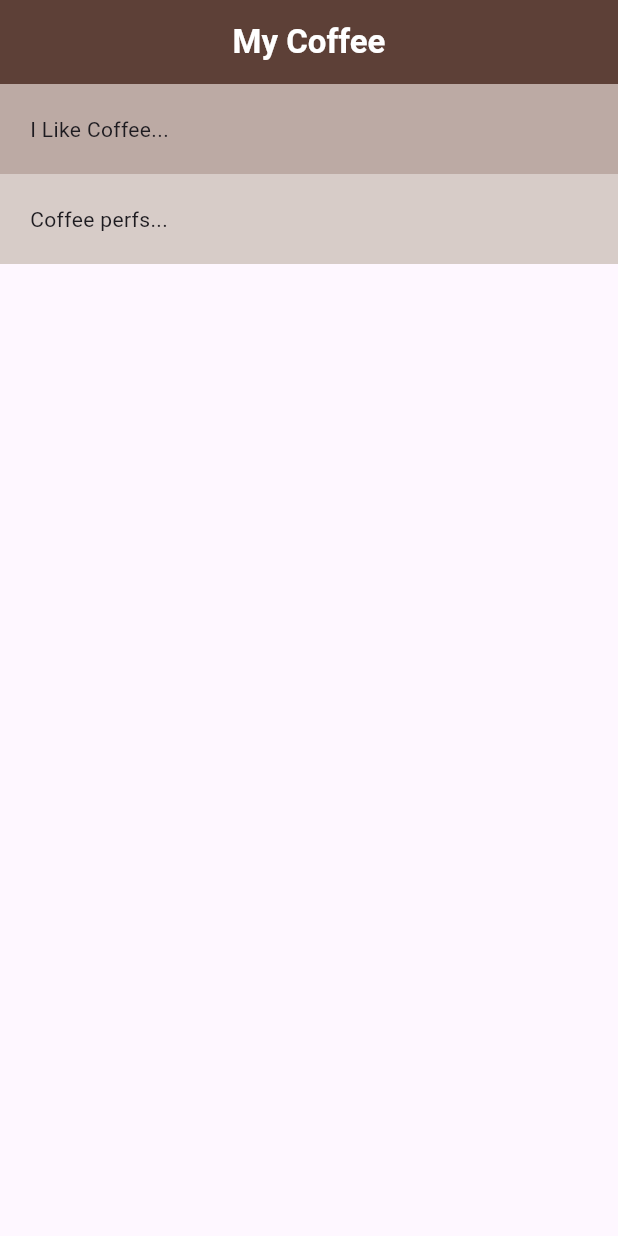
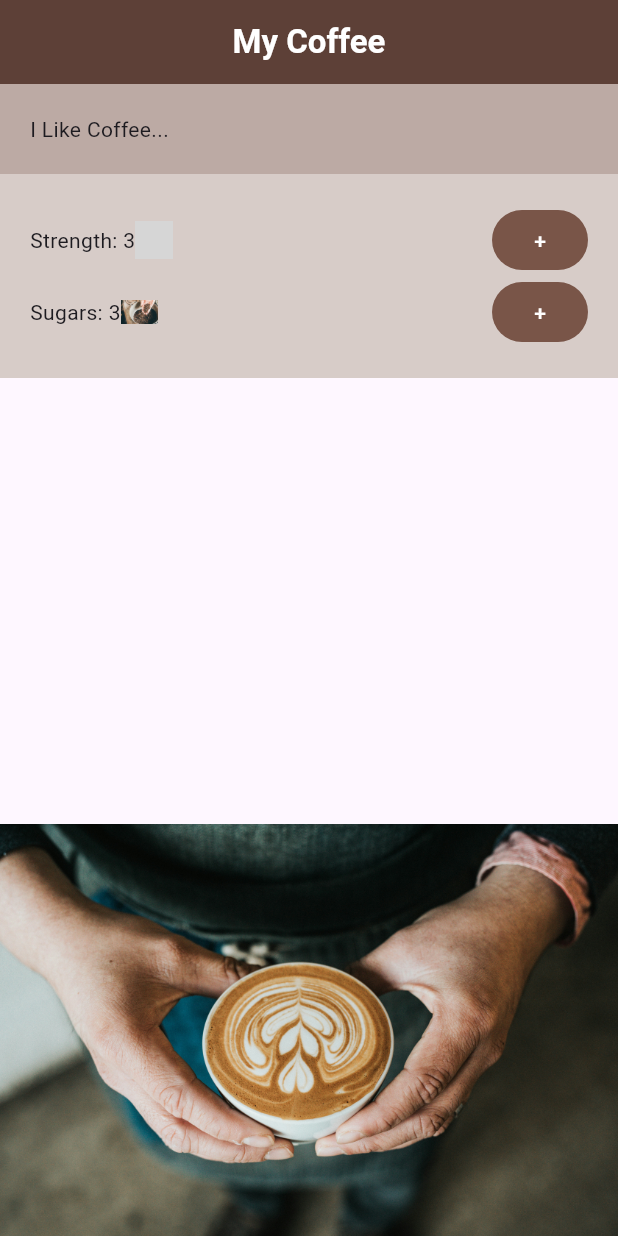
Before and after one commit to MinKhantMaw/flutter_basic, a Flutter app: the screen it shows after launch, on a phone screen of 412 x 824 dp. Run offline on Flutter 3.47's test engine with Material 3 defaults, Android fonts, the phone set to English and light mode, and no system bars; grey boxes are pictures that could not be loaded.

Commit message:
flutter basic

```diff
--- /dev/null
+++ b/lib/coffee_prefs.dart
@@ -0,0 +1,58 @@
+import 'package:flutter/material.dart';
+
+class CoffeePrefs extends StatelessWidget {
+  const CoffeePrefs({super.key});
+
+  void increaseStrength() {
+    print('inc strength by 1');
+  }
+
+  void increaseSugars() {
+    print('inc sugar by 1');
+  }
+
+  @override
+  Widget build(BuildContext context) {
+    return Column(
+      children: [
+        Row(
+          children: [
+            const Text('Strength: '),
+            const Text('3'),
+            Image.asset('assets/img/coffee1.jpg',
+            width: 25,
+            color: Colors.brown[100],
+              colorBlendMode: BlendMode.multiply,
+            ),
+            const Expanded(child:  SizedBox()),
+           FilledButton(
+             style: FilledButton.styleFrom(
+               backgroundColor: Colors.brown,
+               foregroundColor: Colors.white
+             ),
+               onPressed: increaseStrength,
+               child: const Text('+')
+           )
+          ],
+        ),
+        Row(
+          children: [
+            const Text('Sugars: '),
+            const Text('3'),
+            Image.asset('assets/img/coffee2.jpg',
+                width: 25),
+            const Expanded(child:  SizedBox()),
+            FilledButton(
+              style: TextButton.styleFrom(
+                  backgroundColor: Colors.brown,
+                  foregroundColor: Colors.white
+              ),
+                onPressed: increaseSugars,
+                child: const Text('+')
+            )
+          ],
+        ),
+      ],
+    );
+  }
+}
--- a/lib/home/home.dart
+++ b/lib/home/home.dart
@@ -1,4 +1,5 @@
 import 'package:flutter/material.dart';
+import 'package:flutter_projects/coffee_prefs.dart';
 
 class Home extends StatelessWidget {
   const Home({super.key});
@@ -25,8 +26,13 @@ class Home extends StatelessWidget {
           Container(
             color: Colors.brown[100],
             padding: const EdgeInsets.all(20),
-            child: const Text('Coffee perfs...'),
+            child: const CoffeePrefs(),
           ),
+        Expanded(
+          child: Image.asset('assets/img/coffee3.jpg',
+          fit: BoxFit.fitWidth,
+          alignment: Alignment.bottomCenter,),
+        )
         ],
       ),
     );
```
Also changed, not shown: lib/main.dart (+12 -20 lines), pubspec.yaml (+6 -4 lines), assets/img/coffee2.jpg (added), assets/img/coffee3.jpg (added), 3 other files.
